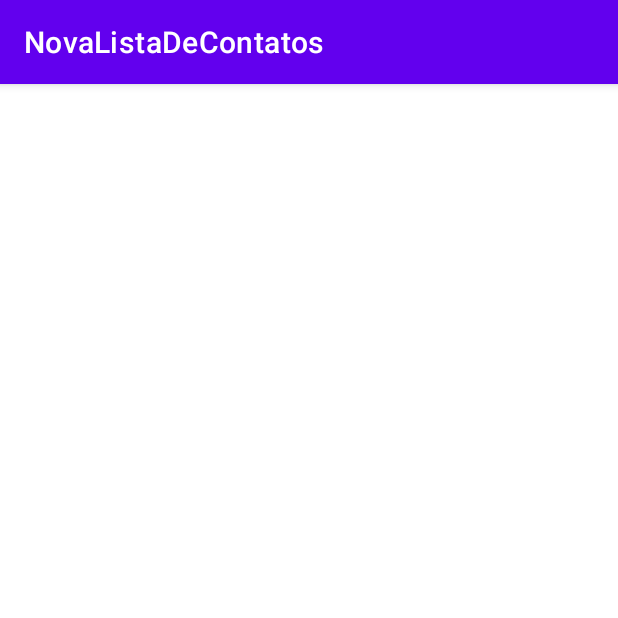
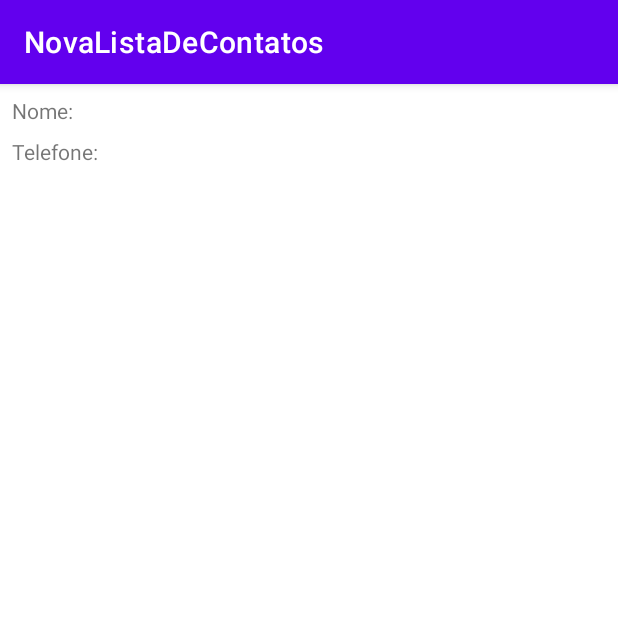
Before and after one commit to ChromaCaipira/NovaListaDeContatos, an Android app: the ContactListActivity screen opened directly, with no data from a screen before it, on a phone screen of 412 x 824 dp, the top half of it. Run offline under Robolectric (Android 15) with nearby library versions, the phone set to English and light mode, and no system bars.

Commit message:
RecyclerView funcional

```diff
--- a/app/src/main/java/com/example/novalistadecontatos/AddContactActivity.kt
+++ b/app/src/main/java/com/example/novalistadecontatos/AddContactActivity.kt
@@ -6,7 +6,7 @@ import com.example.novalistadecontatos.databinding.ActivityAddContactBinding
 
 class AddContactActivity : AppCompatActivity() {
 
-    lateinit var binding: ActivityAddContactBinding
+    private lateinit var binding: ActivityAddContactBinding
 
     override fun onCreate(savedInstanceState: Bundle?) {
         super.onCreate(savedInstanceState)
--- /dev/null
+++ b/app/src/main/java/com/example/novalistadecontatos/ContactAdapter.kt
@@ -0,0 +1,22 @@
+package com.example.novalistadecontatos
+
+import android.view.LayoutInflater
+import android.view.ViewGroup
+import androidx.recyclerview.widget.RecyclerView
+import com.example.novalistadecontatos.databinding.ItemContactBinding
+
+class ContactAdapter(
+    private val contacts: ArrayList<Contact>
+): RecyclerView.Adapter<ContactViewHolder>() {
+    override fun onCreateViewHolder(parent: ViewGroup, viewType: Int): ContactViewHolder {
+        val view = LayoutInflater.from(parent.context).inflate(R.layout.item_contact, parent, false)
+        val itemContactBinding = ItemContactBinding.bind(view)
+        return ContactViewHolder(itemContactBinding)
+    }
+
+    override fun onBindViewHolder(holder: ContactViewHolder, position: Int) {
+        holder.bind(contacts[position])
+    }
+
+    override fun getItemCount() = contacts.size
+}
--- a/app/src/main/java/com/example/novalistadecontatos/ContactListActivity.kt
+++ b/app/src/main/java/com/example/novalistadecontatos/ContactListActivity.kt
@@ -2,15 +2,23 @@ package com.example.novalistadecontatos
 
 import androidx.appcompat.app.AppCompatActivity
 import android.os.Bundle
+import androidx.recyclerview.widget.LinearLayoutManager
 import com.example.novalistadecontatos.databinding.ActivityContactListBinding
 
 class ContactListActivity : AppCompatActivity() {
 
-    lateinit var binding: ActivityContactListBinding
+    private lateinit var binding: ActivityContactListBinding
 
     override fun onCreate(savedInstanceState: Bundle?) {
         super.onCreate(savedInstanceState)
         binding = ActivityContactListBinding.inflate(layoutInflater)
         setContentView(binding.root)
+
+        binding.contactList.adapter?.notifyItemChanged(contacts.size - 1)
+
+        binding.contactList.adapter = ContactAdapter(
+            contacts
+        )
+        binding.contactList.layoutManager = LinearLayoutManager(this)
     }
 }
--- /dev/null
+++ b/app/src/main/java/com/example/novalistadecontatos/ContactViewHolder.kt
@@ -0,0 +1,13 @@
+package com.example.novalistadecontatos
+
+import androidx.recyclerview.widget.RecyclerView
+import com.example.novalistadecontatos.databinding.ItemContactBinding
+
+class ContactViewHolder(
+    private val itemContactBinding: ItemContactBinding
+): RecyclerView.ViewHolder(itemContactBinding.root) {
+    fun bind(contact: Contact){
+        itemContactBinding.contactName.text = "Nome: ${contact.name}"
+        itemContactBinding.contactPhone.text = "Telefone: ${contact.phone}"
+    }
+}
--- a/app/src/main/java/com/example/novalistadecontatos/MainActivity.kt
+++ b/app/src/main/java/com/example/novalistadecontatos/MainActivity.kt
@@ -7,7 +7,7 @@ import com.example.novalistadecontatos.databinding.ActivityMainBinding
 
 class MainActivity : AppCompatActivity() {
 
-    lateinit var binding: ActivityMainBinding
+    private lateinit var binding: ActivityMainBinding
 
     override fun onCreate(savedInstanceState: Bundle?) {
         super.onCreate(savedInstanceState)
--- a/app/src/main/res/layout/activity_contact_list.xml
+++ b/app/src/main/res/layout/activity_contact_list.xml
@@ -7,8 +7,11 @@
     tools:context=".ContactListActivity">
 
     <androidx.recyclerview.widget.RecyclerView
+        android:id="@+id/contactList"
         android:layout_width="match_parent"
         android:layout_height="match_parent"
-        tools:layout_editor_absoluteX="1dp"
-        tools:layout_editor_absoluteY="1dp" />
+        app:layout_constraintBottom_toBottomOf="parent"
+        app:layout_constraintEnd_toEndOf="parent"
+        app:layout_constraintStart_toStartOf="parent"
+        app:layout_constraintTop_toTopOf="parent" />
 </androidx.constraintlayout.widget.ConstraintLayout>
--- /dev/null
+++ b/app/src/main/res/layout/item_contact.xml
@@ -0,0 +1,27 @@
+<?xml version="1.0" encoding="utf-8"?>
+<androidx.constraintlayout.widget.ConstraintLayout xmlns:android="http://schemas.android.com/apk/res/android"
+    xmlns:app="http://schemas.android.com/apk/res-auto"
+    android:layout_width="match_parent"
+    android:layout_height="wrap_content">
+
+    <TextView
+        android:id="@+id/contact_name"
+        android:layout_width="0dp"
+        android:layout_height="wrap_content"
+        android:layout_margin="8dp"
+        android:text="@string/nome_placeholder"
+        app:layout_constraintEnd_toEndOf="parent"
+        app:layout_constraintStart_toStartOf="parent"
+        app:layout_constraintTop_toTopOf="parent" />
+
+    <TextView
+        android:id="@+id/contact_phone"
+        android:layout_width="0dp"
+        android:layout_height="wrap_content"
+        android:layout_margin="8dp"
+        android:text="@string/telefone_placeholder"
+        app:layout_constraintBottom_toBottomOf="parent"
+        app:layout_constraintEnd_toEndOf="parent"
+        app:layout_constraintStart_toStartOf="parent"
+        app:layout_constraintTop_toBottomOf="@+id/contact_name" />
+</androidx.constraintlayout.widget.ConstraintLayout>
```
